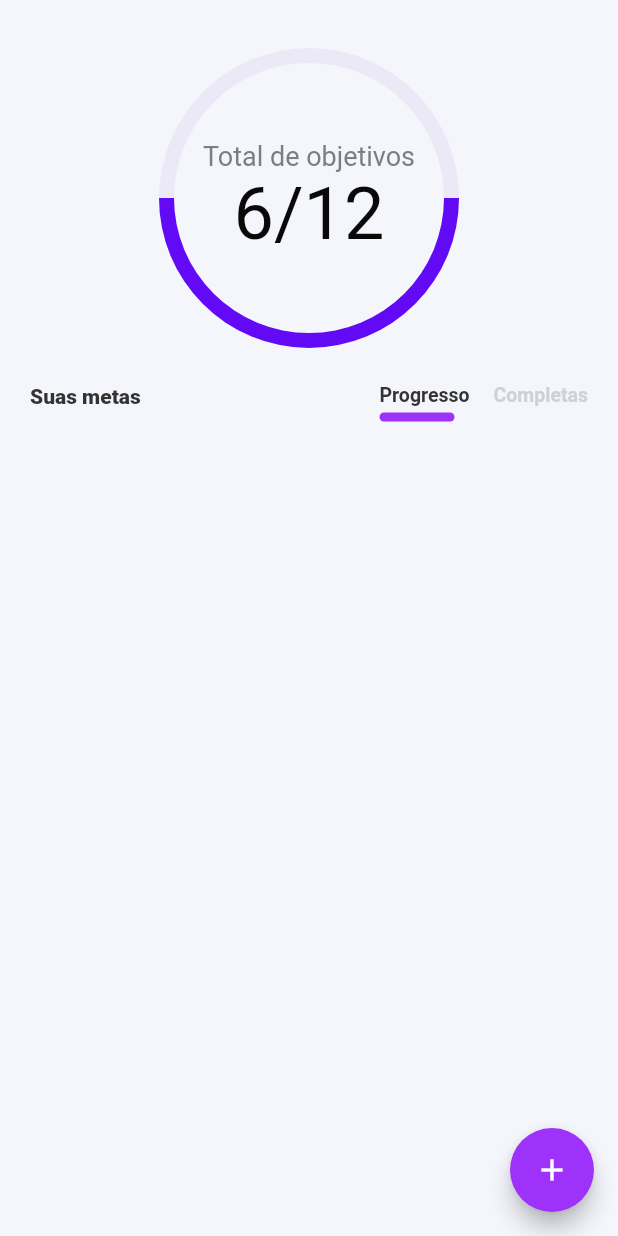
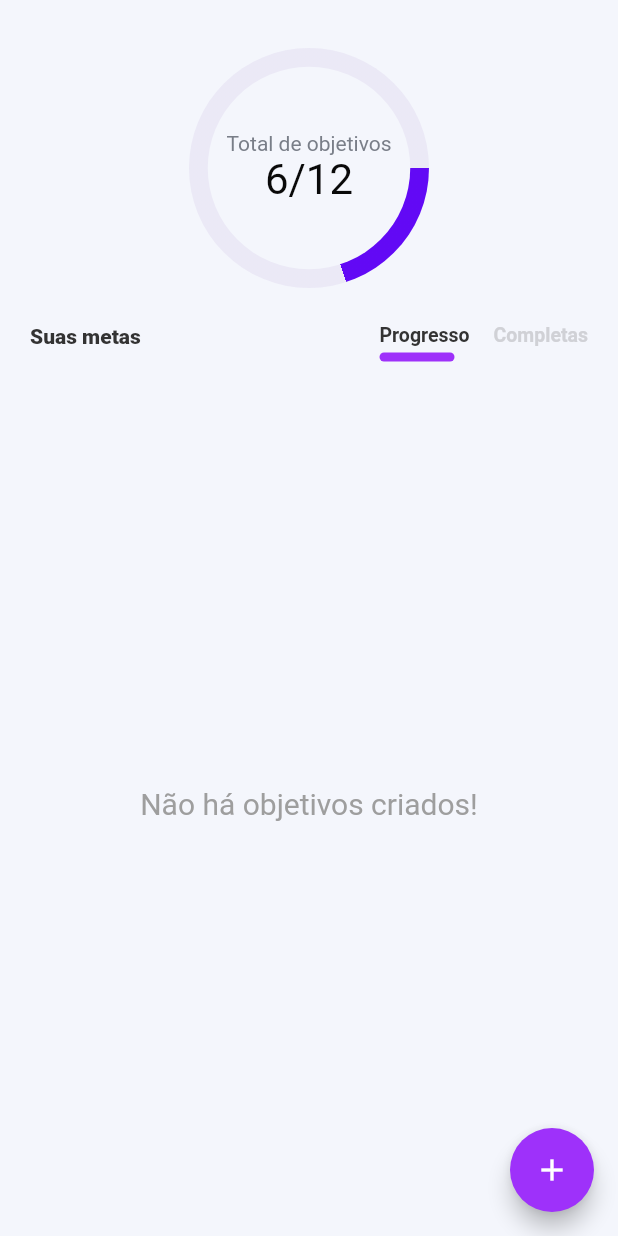
Before and after one commit to paulohenriquerosa/App-Goals-Flutter, a Flutter app: the screen it shows after launch, on a phone screen of 412 x 824 dp. Run offline on Flutter 3.47's test engine with Material 2 defaults, Android fonts, the phone set to English and light mode, and no system bars.

```diff
--- a/lib/providers/goal_provider.dart
+++ b/lib/providers/goal_provider.dart
@@ -10,6 +10,10 @@ class GoalProvider with ChangeNotifier {
   String get image => _image;
 
   List<Goal> get goals => [..._goals];
+
+  int get goalCount {
+    return _goals.length;
+  }
 
   void saveImage(String image) {
     _image = image;
--- a/lib/screens/home/components/body.dart
+++ b/lib/screens/home/components/body.dart
@@ -4,7 +4,6 @@ import 'package:goals/utils/constants.dart';
 import 'package:provider/provider.dart';
 import 'circle_progress.dart';
 import 'goals_list.dart';
-import '../../../model/Goal.dart';
 
 class Body extends StatefulWidget {
   @override
@@ -16,13 +15,13 @@ class _BodyState extends State<Body> {
 
   @override
   Widget build(BuildContext context) {
-    List<Goal> goals = Provider.of<GoalProvider>(context).goals;
+    final goals = Provider.of<GoalProvider>(context).goals;
     return Padding(
       padding: const EdgeInsets.symmetric(horizontal: 20),
       child: Column(
         children: [
           SizedBox(height: 32),
-          CircleProgress(0.5),
+          CircleProgress(.2),
           SizedBox(height: 24),
           Row(
             mainAxisAlignment: MainAxisAlignment.spaceBetween,
@@ -110,7 +109,18 @@ class _BodyState extends State<Body> {
           ),
           SizedBox(height: 6),
           Expanded(
-            child: GoalList(_progressList ? goals : goals),
+            child: goals.isEmpty
+                ? Center(
+                    child: Text(
+                      'Não há objetivos criados!',
+                      style: TextStyle(
+                        color: Colors.grey[500],
+                        fontSize: 20,
+                        fontWeight: FontWeight.w400,
+                      ),
+                    ),
+                  )
+                : GoalList(_progressList ? goals : goals),
           ),
         ],
       ),
--- a/lib/screens/home/components/circle_progress.dart
+++ b/lib/screens/home/components/circle_progress.dart
@@ -2,7 +2,7 @@ import 'package:flutter/material.dart';
 import 'package:goals/utils/constants.dart';
 
 class CircleProgress extends StatelessWidget {
-  final double sizeCircle = 200;
+  final double sizeCircle = 160;
 
   final double percentage;
 
@@ -38,8 +38,8 @@ class CircleProgress extends StatelessWidget {
             Center(
               child: Container(
                 alignment: Alignment.center,
-                width: sizeCircle - 20,
-                height: sizeCircle - 20,
+                width: sizeCircle - 25,
+                height: sizeCircle - 25,
                 decoration: BoxDecoration(
                   color: kBackgroundColor,
                   shape: BoxShape.circle,
@@ -52,14 +52,14 @@ class CircleProgress extends StatelessWidget {
                       'Total de objetivos',
                       style: TextStyle(
                         color: Color(0xFF797E88),
-                        fontSize: 18,
+                        fontSize: 14,
                       ),
                     ),
                     Text(
                       '6/12',
                       style: TextStyle(
                         color: Color(0xFF090909),
-                        fontSize: 48,
+                        fontSize: 28,
                       ),
                     ),
                   ],
```
Also changed, not shown: lib/screens/create_goal/components/body.dart (+7 -5 lines), lib/screens/goal_detail/goal_detail_screen.dart (+10 -3 lines), lib/screens/home/components/goal_item.dart (+10 -3 lines).
